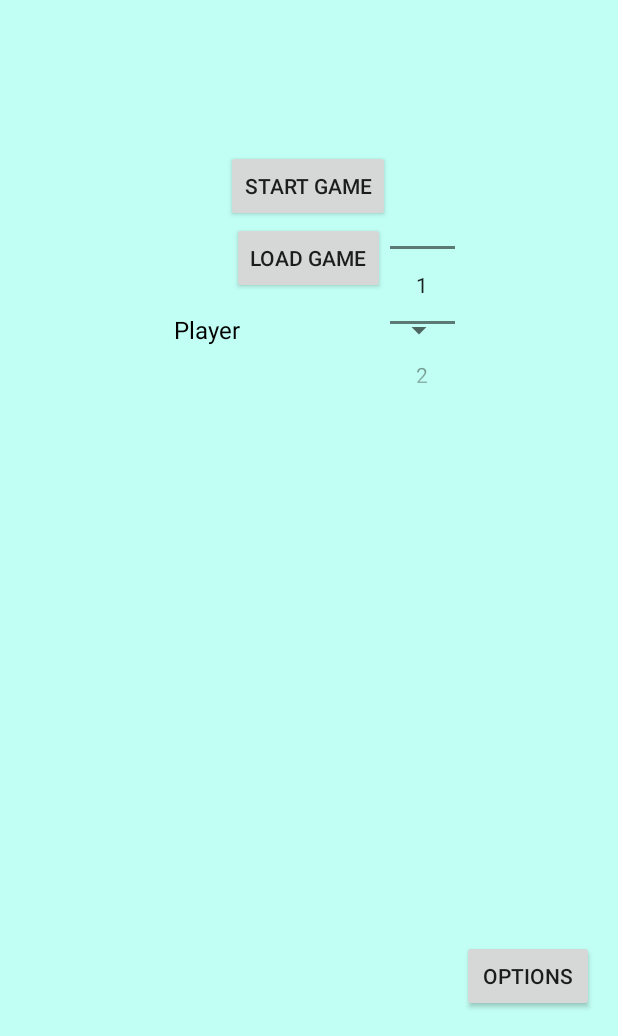
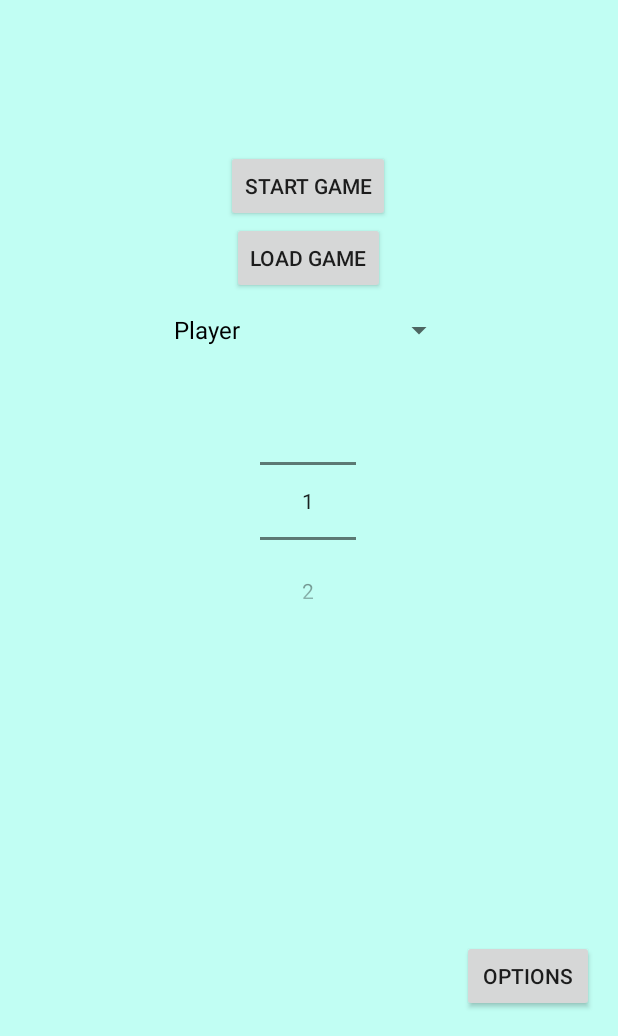
Before and after one commit to woofwoofus/YMBAH, an Android app: the screen it shows after launch (MainMenuActivity), on a phone screen of 412 x 824 dp, the part 200-1236 px from its top. Run offline under Robolectric (Android 15) with nearby library versions, the light colour scheme and no system bars.

Commit message:
Final report done and some minor cleanup

```diff
--- a/YMBAH/app/src/main/java/nl/mprog/ymbah/GameActivity.java
+++ b/YMBAH/app/src/main/java/nl/mprog/ymbah/GameActivity.java
@@ -34,7 +34,7 @@ public class GameActivity extends Activity {
     @Override
     protected void onCreate(Bundle savedInstanceState) {
         super.onCreate(savedInstanceState);
-        setContentView(R.layout.activity_game_proto);
+        setContentView(R.layout.activity_game);
 
         sharedPrefs = getSharedPreferences("userData", MODE_PRIVATE);
         SharedPreferences.Editor editor = sharedPrefs.edit();
--- a/YMBAH/app/src/main/res/layout/activity_main_menu.xml
+++ b/YMBAH/app/src/main/res/layout/activity_main_menu.xml
@@ -41,8 +41,8 @@
             android:layout_width="wrap_content"
             android:layout_height="wrap_content"
             android:id="@+id/DifficultyNumberPicker"
-            android:layout_toEndOf="@+id/StartGameButton" />
-
+            android:layout_below="@+id/PlayerSpinner"
+            android:layout_centerHorizontal="true"/>
         <Button
             android:layout_width="wrap_content"
             android:layout_height="wrap_content"
```
Also changed, not shown: YMBAH/app/src/main/res/layout/activity_game.xml (renamed from YMBAH/app/src/main/res/layout/activity_game_proto.xml), 2 other files.
